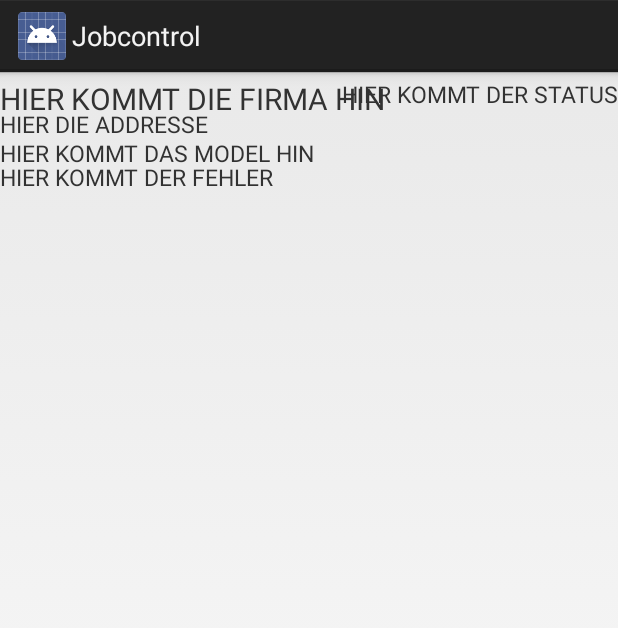
After one commit to TrooperMaXX/Jobcontrol, an Android app: the layout row_list.xml on its own in the app's theme, with its tools: preview values and no code run, on a phone screen of 412 x 824 dp. The commit adds this screen. Shown: the top 628 px of the screen. Run offline under Robolectric (Android 15) with nearby library versions, the phone set to English and light mode, and no system bars.

Commit message:
fixed #6 Übersicht verbessert

```diff
--- a/app/src/main/java/de/hoell/jobcontrol/TicketFragment.java
+++ b/app/src/main/java/de/hoell/jobcontrol/TicketFragment.java
@@ -10,6 +10,7 @@ import android.util.Log;
 import android.view.View;
 import android.widget.ArrayAdapter;
 import android.widget.ListView;
+import android.widget.SimpleAdapter;
 import android.widget.Toast;
 
 import org.json.JSONArray;
@@ -104,6 +105,7 @@ public class TicketFragment extends ListFragment {
             String Strasse = extra.getString("Straße");
             String Plz = extra.getString("Plz");
             String Ort = extra.getString("Ort");
+
             String Adresse = Strasse + "\n" + Plz + " " + Ort;
 
             String uri = "geo:"+ 0 + "," + 0 + "?q="+ Strasse + "%20" + Plz + "%20"+ Ort;
@@ -389,6 +391,13 @@ public class TicketFragment extends ListFragment {
 
                             String Modell = c.getString("Modell");
 
+                            String Strasse = c.getString("Straße");
+                            String Plz = c.getString("Plz");
+                            String Ort = c.getString("Ort");
+
+                            String Adresse = Strasse + "              " + Plz + " " + Ort;
+
+                            String Fehler = c.getString("Stoerung");
 
                             ticketsList.add(new Tickets(Firma + ", " + Modell + ", " + Status));
                             ListView lv = getListView();
@@ -416,8 +425,13 @@ public class TicketFragment extends ListFragment {
 
                             HashMap<String, String> map = new HashMap<String, String>();
                             map.put("Firma", Firma);
-
                             map.put("Status", Status);
+                            //TODO: STATUS RECHTS NEBEN GERÄT
+                            //TODO: Status farbig
+                            map.put("Model",Modell);
+                            map.put("Adresse",Adresse);
+                            //TODO: PLZ UND ORT NACH RECHTS
+                            map.put("Fehler",Fehler);
 
                             TheTickets.add(map);
 
@@ -435,8 +449,8 @@ public class TicketFragment extends ListFragment {
                 }/** catch (ParseException e) {
                  e.printStackTrace();
                  }/**/
-                setListAdapter(new ArrayAdapter<Tickets>(getActivity(),
-                        android.R.layout.simple_list_item_1, android.R.id.text1, ticketsList));
+                setListAdapter(new SimpleAdapter(getActivity(),TheTickets,R.layout.row_list,
+                        new String[] {"Firma", "Status", "Adresse", "Model", "Fehler"}, new int[] {R.id.FIRMA_CELL, R.id.STATUS_CELL, R.id.ADRESSE_CELL, R.id.MODEL_CELL, R.id.FEHLER_CELL}));
             }else{ Toast.makeText(mContext, "Keine Internet verbindung Bitte zum Offlinemodus wechseln", Toast.LENGTH_SHORT).show();
 
                 //TODO: automatisch offlinemodus starten
--- /dev/null
+++ b/app/src/main/res/layout/row_list.xml
@@ -0,0 +1,69 @@
+<?xml version="1.0" encoding="utf-8"?>
+<!-- row_list.xml -->
+<RelativeLayout
+    xmlns:android="http://schemas.android.com/apk/res/android"
+    android:paddingTop="4dip"
+    android:paddingBottom="6dip"
+    android:layout_width="fill_parent"
+    android:layout_height="wrap_content"
+    android:orientation="horizontal"
+
+   >
+
+
+
+    <TextView android:id="@+id/FIRMA_CELL"
+        android:layout_width="wrap_content"
+        android:layout_height="wrap_content"
+        android:text="HIER KOMMT DIE FIRMA HIN"
+        android:textSize="20dp" />
+
+
+    <TextView
+    android:id="@+id/STATUS_CELL"
+    android:layout_width="wrap_content"
+    android:layout_height="wrap_content"
+
+    android:text="HIER KOMMT DER STATUS"
+    android:layout_alignParentRight="true"
+    android:layout_alignParentEnd="true"
+        android:textSize="15dp" />
+
+    <TextView
+        android:id="@+id/ADRESSE_CELL"
+        android:layout_width="fill_parent"
+        android:layout_height="wrap_content"
+
+        android:layout_alignParentTop="true"
+        android:layout_alignParentLeft="true"
+        android:layout_alignParentStart="true"
+        android:layout_marginTop="20dp"
+        android:text="HIER DIE ADDRESSE"
+        android:textSize="15dp" />
+
+
+    <TextView android:id="@+id/MODEL_CELL"
+        android:layout_width="wrap_content"
+
+        android:text="HIER KOMMT DAS MODEL HIN"
+        android:layout_marginTop="39dp"
+        android:layout_height="wrap_content"
+        android:textSize="15dp" />
+
+
+    <TextView
+        android:id="@+id/FEHLER_CELL"
+        android:layout_width="wrap_content"
+        android:layout_height="wrap_content"
+
+        android:text="HIER KOMMT DER FEHLER"
+        android:textSize="15dp"
+        android:layout_alignParentTop="true"
+        android:layout_alignParentLeft="true"
+        android:layout_alignParentStart="true"
+        android:layout_marginTop="55dp"/>
+
+
+
+
+</RelativeLayout>
```
